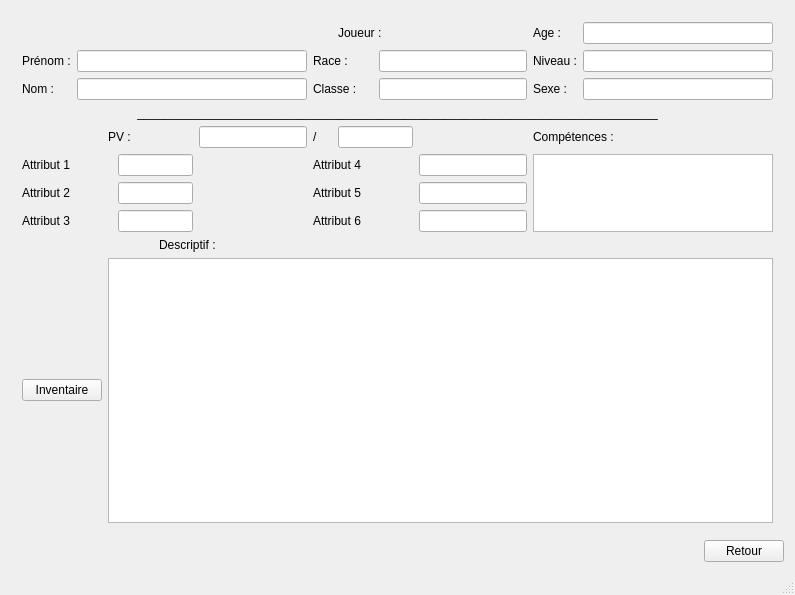
Qt form mainwindow.ui (helarion/Application-JDR) before a commit.
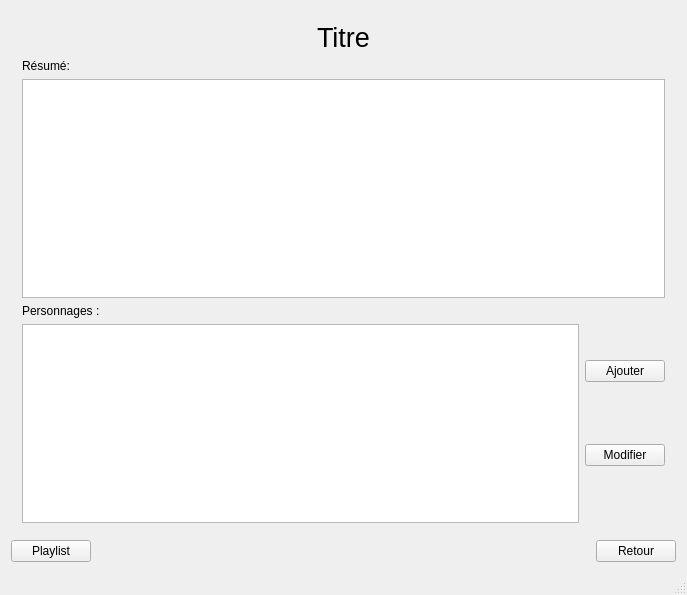
The same form after that commit. The open tabs and pages were chosen to show the change. Icons and pictures are not drawn.

What changed in the file:
```diff
--- a/mainwindow.ui
+++ b/mainwindow.ui
@@ -6,7 +6,7 @@
    <rect>
     <x>0</x>
     <y>0</y>
-    <width>795</width>
+    <width>687</width>
     <height>595</height>
    </rect>
   </property>
@@ -18,78 +18,12 @@
     <normaloff>d20.ico</normaloff>d20.ico</iconset>
   </property>
   <widget class="QWidget" name="centralWidget">
-   <layout class="QGridLayout" name="gridLayout_12">
-    <item row="1" column="0" alignment="Qt::AlignRight">
-     <widget class="QPushButton" name="retourButton">
-      <property name="text">
-       <string>Retour</string>
-      </property>
-     </widget>
-    </item>
-    <item row="0" column="0">
+   <layout class="QVBoxLayout" name="verticalLayout_8">
+    <item>
      <widget class="QStackedWidget" name="contentStack">
       <property name="currentIndex">
        <number>3</number>
       </property>
-      <widget class="QWidget" name="MenuPrincipal">
-       <layout class="QGridLayout" name="gridLayout_9">
-        <item row="0" column="0">
-         <widget class="QWidget" name="Menu" native="true">
-          <layout class="QGridLayout" name="gridLayout">
-           <item row="1" column="0">
-            <layout class="QHBoxLayout" name="horizontalLayout">
-             <item>
-              <widget class="QPushButton" name="jeuButton">
-               <property name="font">
-                <font>
-                 <family>Arial</family>
-                 <pointsize>11</pointsize>
-                 <weight>75</weight>
-                 <bold>true</bold>
-                </font>
-               </property>
-               <property name="text">
-                <string>Jeux</string>
-               </property>
-              </widget>
-             </item>
-             <item>
-              <widget class="QPushButton" name="autreButton">
-               <property name="text">
-                <string>Autre</string>
-               </property>
-              </widget>
-             </item>
-            </layout>
-           </item>
-           <item row="0" column="0">
-            <widget class="QLabel" name="label">
-             <property name="font">
-              <font>
-               <family>Arial</family>
-               <pointsize>17</pointsize>
-               <italic>false</italic>
-              </font>
-             </property>
-             <property name="text">
-              <string>Gestionnaire de jeu de rôle </string>
-             </property>
-             <property name="textFormat">
-              <enum>Qt::AutoText</enum>
-             </property>
-             <property name="scaledContents">
-              <bool>true</bool>
-             </property>
-             <property name="alignment">
-              <set>Qt::AlignCenter</set>
-             </property>
-            </widget>
-           </item>
-          </layout>
-         </widget>
-        </item>
-       </layout>
-      </widget>
       <widget class="QWidget" name="Jeux">
        <layout class="QGridLayout" name="gridLayout_11">
         <item row="0" column="0">
@@ -345,205 +279,109 @@
       </widget>
       <widget class="QWidget" name="Personnages">
        <layout class="QGridLayout" name="gridLayout_14">
-        <item row="0" column="7" colspan="3">
-         <widget class="QLabel" name="label_7">
-          <property name="text">
-           <string>Joueur :</string>
-          </property>
-         </widget>
-        </item>
-        <item row="0" column="10">
-         <widget class="QLabel" name="label_23">
-          <property name="text">
-           <string>Age :</string>
-          </property>
-         </widget>
-        </item>
-        <item row="0" column="11">
-         <widget class="QLineEdit" name="AgeEdit"/>
-        </item>
         <item row="1" column="0">
-         <widget class="QLabel" name="label_9">
+         <widget class="QLabel" name="label_7">
           <property name="text">
-           <string>Prénom :</string>
+           <string>Résumé:</string>
           </property>
          </widget>
         </item>
-        <item row="1" column="1" colspan="5">
-         <widget class="QLineEdit" name="PrenomPersonnageEdit"/>
-        </item>
-        <item row="1" column="6" colspan="2">
-         <widget class="QLabel" name="label_22">
-          <property name="text">
-           <string>Race :</string>
-          </property>
-         </widget>
-        </item>
-        <item row="1" column="8" colspan="2">
-         <widget class="QLineEdit" name="RaceEdit"/>
-        </item>
-        <item row="1" column="10">
-         <widget class="QLabel" name="label_20">
-          <property name="text">
-           <string>Niveau :</string>
-          </property>
-         </widget>
-        </item>
-        <item row="1" column="11">
-         <widget class="QLineEdit" name="NiveauEdit"/>
-        </item>
         <item row="2" column="0">
-         <widget class="QLabel" name="label_12">
-          <property name="text">
-           <string>Nom :</string>
-          </property>
-         </widget>
+         <widget class="QTextEdit" name="resumeEdit"/>
         </item>
-        <item row="2" column="1" colspan="5">
-         <widget class="QLineEdit" name="NomEdit"/>
-        </item>
-        <item row="2" column="6" colspan="2">
-         <widget class="QLabel" name="label_8">
-          <property name="text">
-           <string>Classe :</string>
+        <item row="0" column="0" alignment="Qt::AlignHCenter|Qt::AlignTop">
+         <widget class="QLabel" name="titreLabel">
+          <property name="font">
+           <font>
+            <pointsize>20</pointsize>
+           </font>
           </property>
-         </widget>
-        </item>
-        <item row="2" column="8" colspan="2">
-         <widget class="QLineEdit" name="ClasseEdit"/>
-        </item>
-        <item row="2" column="10">
-         <widget class="QLabel" name="label_18">
           <property name="text">
-           <string>Sexe :</string>
+           <string>Titre</string>
           </property>
          </widget>
         </item>
-        <item row="2" column="11">
-         <widget class="QLineEdit" name="SexeEdit"/>
-        </item>
-        <item row="3" column="0" colspan="12">
-         <widget class="QLabel" name="label_24">
-          <property name="text">
-           <string>______________________________________________________________________________</string>
+        <item row="3" column="0">
+         <layout class="QHBoxLayout" name="horizontalLayout_4">
+          <property name="rightMargin">
+           <number>0</number>
           </property>
-          <property name="alignment">
-           <set>Qt::AlignCenter</set>
-          </property>
-         </widget>
-        </item>
-        <item row="4" column="2" colspan="3">
-         <widget class="QLabel" name="SanteLabel">
-          <property name="text">
-           <string>PV :</string>
-          </property>
-         </widget>
-        </item>
-        <item row="4" column="5">
-         <widget class="QLineEdit" name="PVactuelEdit"/>
-        </item>
-        <item row="4" column="6">
-         <widget class="QLabel" name="label_16">
-          <property name="text">
-           <string>/</string>
-          </property>
-         </widget>
-        </item>
-        <item row="4" column="7" colspan="2">
-         <widget class="QLineEdit" name="PVmaxEdit"/>
-        </item>
-        <item row="4" column="10" colspan="2">
-         <widget class="QLabel" name="label_11">
-          <property name="text">
-           <string>Compétences :</string>
-          </property>
-         </widget>
-        </item>
-        <item row="5" column="0" colspan="3">
-         <widget class="QLabel" name="Attribut_1Label">
-          <property name="text">
-           <string>Attribut 1</string>
-          </property>
-         </widget>
-        </item>
-        <item row="5" column="3" colspan="2">
-         <widget class="QLineEdit" name="Attribut_1Edit"/>
-        </item>
-        <item row="5" column="6" colspan="3">
-         <widget class="QLabel" name="Attribut_4Label">
-          <property name="text">
-           <string>Attribut 4</string>
-          </property>
-         </widget>
-        </item>
-        <item row="5" column="9">
-         <widget class="QLineEdit" name="Attribut_4Edit"/>
-        </item>
-        <item row="5" column="10" rowspan="3" colspan="2">
-         <widget class="QListWidget" name="CompetenceList"/>
-        </item>
-        <item row="6" column="0" colspan="2">
-         <widget class="QLabel" name="Attribut_2Label">
-          <property name="text">
-           <string>Attribut 2 </string>
-          </property>
-         </widget>
-        </item>
-        <item row="6" column="3" colspan="2">
-         <widget class="QLineEdit" name="Attribut_2Edit"/>
-        </item>
-        <item row="6" column="6" colspan="3">
-         <widget class="QLabel" name="Attribut_5Label">
-          <property name="text">
-           <string>Attribut 5</string>
-          </property>
-         </widget>
-        </item>
-        <item row="6" column="9">
-         <widget class="QLineEdit" name="Attribut_5Edit"/>
-        </item>
-        <item row="7" column="0" colspan="2">
-         <widget class="QLabel" name="Attribut_3Label">
-          <property name="text">
-           <string>Attribut 3</string>
-          </property>
-         </widget>
-        </item>
-        <item row="7" column="3" colspan="2">
-         <widget class="QLineEdit" name="Attribut_3Edit"/>
-        </item>
-        <item row="7" column="6" colspan="3">
-         <widget class="QLabel" name="Attribut_6Label">
-          <property name="text">
-           <string>Attribut 6</string>
-          </property>
-         </widget>
-        </item>
-        <item row="7" column="9">
-         <widget class="QLineEdit" name="Attribut_6Edit"/>
-        </item>
-        <item row="8" column="4" colspan="2">
-         <widget class="QLabel" name="label_19">
-          <property name="text">
-           <string>Descriptif :</string>
-          </property>
-         </widget>
-        </item>
-        <item row="9" column="0" colspan="2">
-         <widget class="QPushButton" name="InventaireButton">
-          <property name="text">
-           <string>Inventaire</string>
-          </property>
-         </widget>
-        </item>
-        <item row="9" column="2" colspan="10">
-         <widget class="QTextEdit" name="DescriptifEdit"/>
+          <item>
+           <layout class="QVBoxLayout" name="verticalLayout_6">
+            <property name="rightMargin">
+             <number>0</number>
+            </property>
+            <item>
+             <widget class="QLabel" name="label_8">
+              <property name="text">
+               <string>Personnages :</string>
+              </property>
+             </widget>
+            </item>
+            <item>
+             <widget class="QListWidget" name="listPersonnage"/>
+            </item>
+           </layout>
+          </item>
+          <item>
+           <layout class="QVBoxLayout" name="verticalLayout_7">
+            <item>
+             <widget class="QPushButton" name="ajouterPersonnageButton">
+              <property name="text">
+               <string>Ajouter</string>
+              </property>
+             </widget>
+            </item>
+            <item>
+             <widget class="QPushButton" name="modifierPersonnageButton">
+              <property name="text">
+               <string>Modifier</string>
+              </property>
+             </widget>
+            </item>
+           </layout>
+          </item>
+         </layout>
         </item>
        </layout>
       </widget>
       <widget class="QWidget" name="page_5"/>
      </widget>
     </item>
+    <item>
+     <layout class="QHBoxLayout" name="horizontalLayout">
+      <property name="topMargin">
+       <number>0</number>
+      </property>
+      <item>
+       <widget class="QPushButton" name="playlistButton">
+        <property name="text">
+         <string>Playlist</string>
+        </property>
+       </widget>
+      </item>
+      <item>
+       <spacer name="horizontalSpacer">
+        <property name="orientation">
+         <enum>Qt::Horizontal</enum>
+        </property>
+        <property name="sizeHint" stdset="0">
+         <size>
+          <width>40</width>
+          <height>20</height>
+         </size>
+        </property>
+       </spacer>
+      </item>
+      <item>
+       <widget class="QPushButton" name="retourButton">
+        <property name="text">
+         <string>Retour</string>
+        </property>
+       </widget>
+      </item>
+     </layout>
+    </item>
    </layout>
   </widget>
   <widget class="QMenuBar" name="menuBar">
```
Left out of the diff: 29 changed lines with no effect on the pictures.
